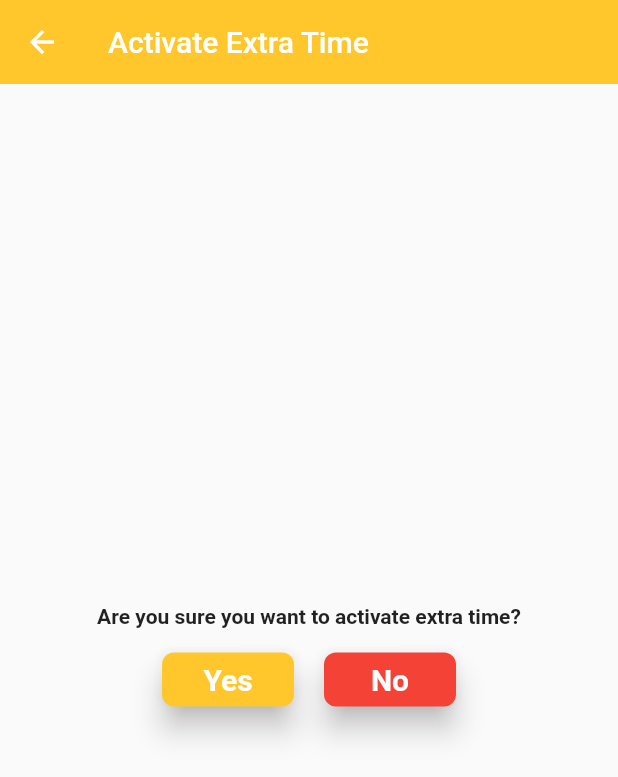
After one commit to gabrielstonedelza/Taxinet-Driver, a Flutter app: the ActivateExtra screen opened directly, on a phone screen of 412 x 824 dp. The commit adds this screen. Shown: the top 777 px of the screen. Run offline on Flutter 3.47's test engine with Material 2 defaults, Android fonts, the phone set to English and light mode, and no system bars; our stand-ins replace animate_do, animated_text_kit, badges, dio, flutter_local_notifications, font_awesome_flutter and 13 more; missing offline and left inert: flutter_phone_direct_caller; accounts and stored records are empty; network calls fail; project files that could hold a hidden picture were left out.

Commit message:
taxinet flutter driver,driver can now activate extra time

```diff
--- /dev/null
+++ b/lib/driver/home/activateextra.dart
@@ -0,0 +1,163 @@
+import 'package:flutter/foundation.dart';
+import "package:flutter/material.dart";
+import 'package:get/get.dart';
+import 'package:get_storage/get_storage.dart';
+import 'package:taxinet_driver/driver/home/pages/driverHome.dart';
+import '../../bottomnavigation.dart';
+import '../../constants/app_colors.dart';
+import '../../controllers/commissioncontroller.dart';
+import '../../controllers/walletcontroller.dart';
+import 'package:http/http.dart' as http;
+
+import '../../g_controllers/user/user_controller.dart';
+
+class ActivateExtra extends StatefulWidget {
+
+  const ActivateExtra({Key? key}) : super(key: key);
+
+  @override
+  State<ActivateExtra> createState() => _ActivateExtraState();
+}
+
+class _ActivateExtraState extends State<ActivateExtra> {
+  final CommissionController commissionController = Get.find();
+  final WalletController walletController = Get.find();
+  final UserController userController = Get.find();
+  double initialWallet = 0;
+  double commissionBalance = 0;
+  String driver = "";
+  var uToken = "";
+  final storage = GetStorage();
+  var username = "";
+
+
+  updateWallet()async {
+    final requestUrl = "https://taxinetghana.xyz/user_update_wallet/${walletController.walletId}/";
+    final myLink = Uri.parse(requestUrl);
+    final response = await http.put(myLink, headers: {
+      "Content-Type": "application/x-www-form-urlencoded",
+      'Accept': 'application/json',
+      "Authorization": "Token $uToken"
+    }, body: {
+      "amount" : initialWallet.toString(),
+      "user" : userController.driverProfileId,
+      "id": walletController.walletId
+    });
+    if(response.statusCode == 200){
+
+      Get.snackbar("Success", "wallet was updated",
+          colorText: defaultTextColor1,
+          snackPosition: SnackPosition.BOTTOM,
+          backgroundColor: primaryColor,
+          duration: const Duration(seconds: 5)
+      );
+    }
+    else{
+      if (kDebugMode) {
+        // print(response.body);
+      }
+    }
+  }
+
+  @override
+  void initState(){
+    super.initState();
+    if (storage.read("userToken") != null) {
+      uToken = storage.read("userToken");
+    }
+    if (storage.read("username") != null) {
+      username = storage.read("username");
+    }
+    setState(() {
+      driver = commissionController.driver;
+      initialWallet = double.parse(walletController.wallet);
+    });
+  }
+
+
+  var items;
+  @override
+  Widget build(BuildContext context) {
+    return Scaffold(
+        appBar: AppBar(
+          elevation: 0,
+          title: Row(
+            children: const [
+              Text("Activate Extra Time"),
+            ],
+          ),
+          backgroundColor:primaryColor,
+        ),
+        // backgroundColor: primaryColor,
+        body: Column(
+          mainAxisAlignment: MainAxisAlignment.center,
+          children: [
+            const Center(
+              child: Text("Are you sure you want to activate extra time?",style: TextStyle(fontWeight: FontWeight.bold)),
+            ),
+            const SizedBox(height:10),
+            Row(
+              mainAxisAlignment: MainAxisAlignment.center,
+              children: [
+                RawMaterialButton(
+                  onPressed: () {
+                    initialWallet = initialWallet - 50;
+                    updateWallet();
+                    Get.offAll(() => const MyBottomNavigationBar());
+                  },
+                  // child: const Text("Send"),
+                  shape: RoundedRectangleBorder(
+                      borderRadius:
+                      BorderRadius
+                          .circular(
+                          8)),
+                  elevation: 8,
+                  fillColor:
+                  primaryColor,
+                  splashColor:
+                  defaultColor,
+                  child: const Text(
+                    "Yes",
+                    style: TextStyle(
+                        fontWeight:
+                        FontWeight
+                            .bold,
+                        fontSize: 20,
+                        color:
+                        defaultTextColor1),
+                  ),
+                ),
+                const SizedBox(width:20),
+                RawMaterialButton(
+                  onPressed: () {
+                    Get.back();
+                  },
+                  // child: const Text("Send"),
+                  shape: RoundedRectangleBorder(
+                      borderRadius:
+                      BorderRadius
+                          .circular(
+                          8)),
+                  elevation: 8,
+                  fillColor:
+                  Colors.red,
+                  splashColor:
+                  defaultColor,
+                  child: const Text(
+                    "No",
+                    style: TextStyle(
+                        fontWeight:
+                        FontWeight
+                            .bold,
+                        fontSize: 20,
+                        color:
+                        defaultTextColor1),
+                  ),
+                ),
+              ],
+            )
+          ],
+        )
+    );
+  }
+}
--- a/lib/driver/home/addinventory.dart
+++ b/lib/driver/home/addinventory.dart
@@ -233,7 +233,7 @@ class _AddInventoryState extends State<AddInventory> {
     }
     else{
       if (kDebugMode) {
-        print("This is coming from the process add to drivers payment ${response.body}");
+        // print("This is coming from the process add to drivers payment ${response.body}");
       }
     }
   }
@@ -254,7 +254,7 @@ class _AddInventoryState extends State<AddInventory> {
     }
     else{
       if (kDebugMode) {
-        print("This is coming from update drivers payment ${response.body}");
+        // print("This is coming from update drivers payment ${response.body}");
       }
     }
   }
@@ -275,7 +275,7 @@ class _AddInventoryState extends State<AddInventory> {
     }
     else{
       if (kDebugMode) {
-        print("This is coming from the process add to drivers payment ${response.body}");
+        // print("This is coming from the process add to drivers payment ${response.body}");
       }
     }
   }
```
Also changed, not shown: lib/bottomnavigation.dart (+5 -21 lines), lib/driver/home/pages/driverHome.dart (+44 -2 lines), assets/images/extra.png (added).
